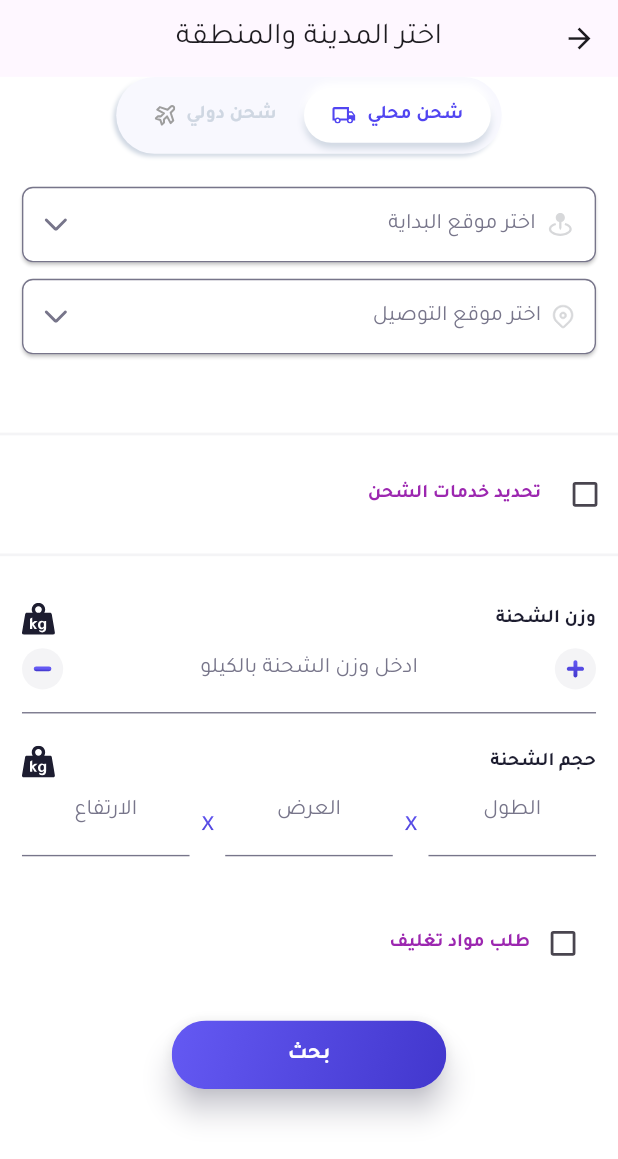
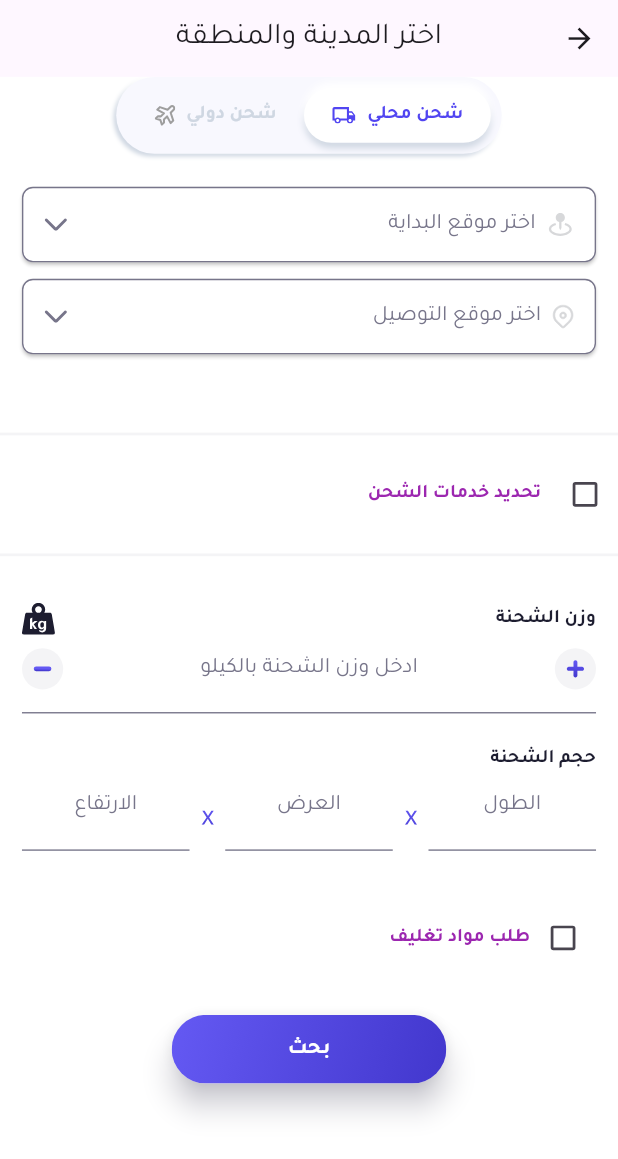
Before and after one commit to montasermohamed101/new_task, a Flutter app: the CityStateSelector screen opened directly, on a phone screen of 412 x 824 dp. Shown: the top 1159 px of the screen. Run offline on Flutter 3.47's test engine with Material 3 defaults, Android fonts, the phone set to English and light mode, and no system bars; our stand-ins replace bloc, dio, equatable, flutter_bloc, flutter_phoenix, flutter_svg and 4 more; network calls fail.

Commit message:
last edit

```diff
--- a/lib/features/home/presentation/widgets/dimensions_input_Section_widget.dart
+++ b/lib/features/home/presentation/widgets/dimensions_input_Section_widget.dart
@@ -11,9 +11,7 @@ class DimensionsInputSection extends StatelessWidget {
     return Padding(
       padding: const EdgeInsets.symmetric(horizontal: 16.0),
       child: Column(
-        children: [
-          Row(
-            mainAxisAlignment: MainAxisAlignment.spaceBetween,
+        crossAxisAlignment: CrossAxisAlignment.start,
         children: [
           const Text(
             "حجم الشحنة",
@@ -22,9 +20,6 @@ class DimensionsInputSection extends StatelessWidget {
               fontWeight: FontWeight.w700,
               fontSize: 14,
             ),
-              ),
-              SvgPicture.asset(Assets.kg_icon),
-            ],
           ),
           Row(
             children: [
```
Lines whose indentation alone changed are shown as unchanged.
